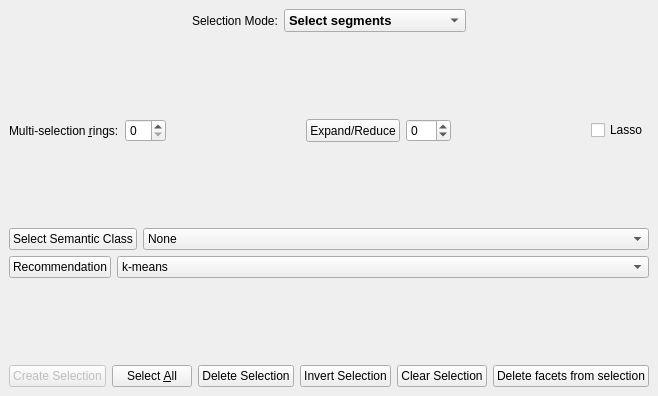
Qt form src/Plugins/PMP/Selection_widget.ui (tudelft3d/3D_Urban_Mesh_Annotator) before a commit.
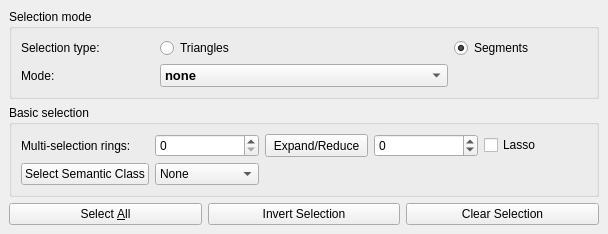
The same form after that commit.

```diff
--- a/src/Plugins/PMP/Selection_widget.ui
+++ b/src/Plugins/PMP/Selection_widget.ui
@@ -7,11 +7,11 @@
     <x>0</x>
     <y>0</y>
     <width>608</width>
-    <height>396</height>
+    <height>250</height>
    </rect>
   </property>
   <property name="sizePolicy">
-   <sizepolicy hsizetype="Expanding" vsizetype="Expanding">
+   <sizepolicy hsizetype="Preferred" vsizetype="Fixed">
     <horstretch>0</horstretch>
     <verstretch>0</verstretch>
    </sizepolicy>
@@ -20,37 +20,68 @@
    <string>Selection</string>
   </property>
   <widget class="QWidget" name="dockWidgetContents">
+   <property name="sizePolicy">
+    <sizepolicy hsizetype="Preferred" vsizetype="Fixed">
+     <horstretch>0</horstretch>
+     <verstretch>0</verstretch>
+    </sizepolicy>
+   </property>
    <layout class="QVBoxLayout" name="verticalLayout_6">
     <item>
      <layout class="QVBoxLayout" name="verticalLayout_3">
+      <property name="sizeConstraint">
+       <enum>QLayout::SetDefaultConstraint</enum>
+      </property>
       <item>
        <layout class="QHBoxLayout" name="horizontalLayout_3">
         <item>
          <layout class="QVBoxLayout" name="verticalLayout_2">
           <item>
-           <layout class="QHBoxLayout" name="horizontalLayout_5">
+           <widget class="QGroupBox" name="selection_mode_horizontalGroupBox">
+            <property name="sizePolicy">
+             <sizepolicy hsizetype="Preferred" vsizetype="Fixed">
+              <horstretch>0</horstretch>
+              <verstretch>0</verstretch>
+             </sizepolicy>
+            </property>
+            <property name="title">
+             <string>Selection mode</string>
+            </property>
+            <layout class="QHBoxLayout" name="horizontalLayout_6">
             <item>
-             <spacer name="horizontalSpacer">
-              <property name="orientation">
-               <enum>Qt::Horizontal</enum>
-              </property>
-              <property name="sizeHint" stdset="0">
-               <size>
-                <width>40</width>
-                <height>20</height>
-               </size>
-              </property>
-             </spacer>
-            </item>
-            <item>
-             <widget class="QLabel" name="selection_mode">
+              <layout class="QGridLayout" name="gridLayout_6">
+               <item row="1" column="0">
+                <widget class="QLabel" name="Smart_label">
+                 <property name="text">
+                  <string>Mode: </string>
+                 </property>
+                </widget>
+               </item>
+               <item row="0" column="0">
+                <widget class="QLabel" name="selection_mode_label">
+                 <property name="text">
+                  <string>Selection type:</string>
+                 </property>
+                </widget>
+               </item>
+               <item row="0" column="1">
+                <widget class="QRadioButton" name="select_facet_radioButton">
               <property name="text">
-               <string>Selection Mode:</string>
-              </property>
-             </widget>
-            </item>
-            <item>
-             <widget class="QComboBox" name="Selection_type_combo_box">
+                  <string>Triangles</string>
+                 </property>
+                 <attribute name="buttonGroup">
+                  <string notr="true">buttonGroup</string>
+                 </attribute>
+                </widget>
+               </item>
+               <item row="1" column="1">
+                <widget class="QComboBox" name="Smart_type_combo_box">
+                 <property name="sizePolicy">
+                  <sizepolicy hsizetype="Preferred" vsizetype="Fixed">
+                   <horstretch>0</horstretch>
+                   <verstretch>0</verstretch>
+                  </sizepolicy>
+                 </property>
               <property name="font">
                <font>
                 <pointsize>10</pointsize>
@@ -64,73 +95,59 @@
               </property>
               <item>
                <property name="text">
-                <string>Select segments</string>
+                   <string>none</string>
                </property>
               </item>
               <item>
                <property name="text">
-                <string>Edit inside one segment</string>
-               </property>
-              </item>
-             </widget>
+                   <string>Extract small parts with a lasso</string>
+                  </property>
+                 </item>
+                 <item>
+                  <property name="text">
+                   <string>Split non-planar segment with a stroke</string>
+                  </property>
             </item>
             <item>
-             <spacer name="horizontalSpacer_2">
-              <property name="orientation">
-               <enum>Qt::Horizontal</enum>
-              </property>
-              <property name="sizeHint" stdset="0">
-               <size>
-                <width>40</width>
-                <height>20</height>
-               </size>
-              </property>
-             </spacer>
+                  <property name="text">
+                   <string>Split planar segment with region growing</string>
+                  </property>
+                 </item>
+                </widget>
+               </item>
+               <item row="0" column="2">
+                <widget class="QRadioButton" name="select_segment_radioButton">
+                 <property name="text">
+                  <string>Segments</string>
+                 </property>
+                 <property name="checked">
+                  <bool>true</bool>
+                 </property>
+                 <attribute name="buttonGroup">
+                  <string notr="true">buttonGroup</string>
+                 </attribute>
+                </widget>
             </item>
            </layout>
           </item>
+            </layout>
+           </widget>
+          </item>
           <item>
-           <spacer name="verticalSpacer">
-            <property name="orientation">
-             <enum>Qt::Vertical</enum>
+           <widget class="QGroupBox" name="basic_selection_groupbox">
+            <property name="sizePolicy">
+             <sizepolicy hsizetype="Preferred" vsizetype="Fixed">
+              <horstretch>0</horstretch>
+              <verstretch>0</verstretch>
+             </sizepolicy>
             </property>
-            <property name="sizeHint" stdset="0">
-             <size>
-              <width>20</width>
-              <height>40</height>
-             </size>
+            <property name="title">
+             <string>Basic selection</string>
             </property>
-           </spacer>
-          </item>
-          <item>
            <layout class="QHBoxLayout" name="horizontalLayout">
             <item>
-             <widget class="QLabel" name="label">
-              <property name="text">
-               <string>Multi-selection &amp;rings:</string>
-              </property>
-              <property name="buddy">
-               <cstring>Brush_size_spin_box</cstring>
-              </property>
-             </widget>
-            </item>
-            <item>
-             <widget class="QSpinBox" name="Brush_size_spin_box"/>
-            </item>
-            <item>
-             <spacer name="horizontalSpacer_6">
-              <property name="orientation">
-               <enum>Qt::Horizontal</enum>
-              </property>
-              <property name="sizeHint" stdset="0">
-               <size>
-                <width>40</width>
-                <height>20</height>
-               </size>
-              </property>
-             </spacer>
-            </item>
-            <item>
+              <layout class="QGridLayout" name="gridLayout_4">
+               <item row="0" column="3">
              <widget class="QPushButton" name="Expand_reduce_button">
               <property name="sizePolicy">
                <sizepolicy hsizetype="Minimum" vsizetype="Minimum">
@@ -143,7 +160,7 @@
               </property>
              </widget>
             </item>
-            <item>
+               <item row="0" column="4">
              <widget class="QSpinBox" name="Expand_reduce_spin_box">
               <property name="sizePolicy">
                <sizepolicy hsizetype="Minimum" vsizetype="Minimum">
@@ -159,54 +176,41 @@
               </property>
              </widget>
             </item>
-            <item>
-             <spacer name="horizontalSpacer_3">
-              <property name="orientation">
-               <enum>Qt::Horizontal</enum>
-              </property>
-              <property name="sizeHint" stdset="0">
-               <size>
-                <width>40</width>
-                <height>20</height>
-               </size>
-              </property>
-             </spacer>
-            </item>
-            <item>
+               <item row="0" column="1">
+                <widget class="QSpinBox" name="Brush_size_spin_box">
+                 <property name="sizePolicy">
+                  <sizepolicy hsizetype="Preferred" vsizetype="Fixed">
+                   <horstretch>0</horstretch>
+                   <verstretch>0</verstretch>
+                  </sizepolicy>
+                 </property>
+                </widget>
+               </item>
+               <item row="0" column="5">
              <widget class="QCheckBox" name="lassoCheckBox">
               <property name="text">
                <string>Lasso</string>
               </property>
              </widget>
             </item>
-           </layout>
-          </item>
-          <item>
-           <spacer name="verticalSpacer_2">
-            <property name="orientation">
-             <enum>Qt::Vertical</enum>
-            </property>
-            <property name="sizeHint" stdset="0">
-             <size>
-              <width>20</width>
-              <height>40</height>
-             </size>
-            </property>
-           </spacer>
-          </item>
-          <item>
-           <layout class="QHBoxLayout" name="horizontalLayout_4">
-            <item>
+               <item row="0" column="0">
+                <widget class="QLabel" name="selection_rings_label">
+                 <property name="text">
+                  <string>Multi-selection rings:</string>
+                 </property>
+                </widget>
+               </item>
+               <item row="1" column="0">
              <widget class="QPushButton" name="SelectClasses">
               <property name="text">
                <string>Select Semantic Class</string>
               </property>
              </widget>
             </item>
-            <item>
-             <widget class="QComboBox" name="comboBox_2">
+               <item row="1" column="1">
+                <widget class="QComboBox" name="select_classes_comboBox">
               <property name="sizePolicy">
-               <sizepolicy hsizetype="Expanding" vsizetype="Fixed">
+                  <sizepolicy hsizetype="Minimum" vsizetype="Fixed">
                 <horstretch>0</horstretch>
                 <verstretch>0</verstretch>
                </sizepolicy>
@@ -220,74 +224,11 @@
             </item>
            </layout>
           </item>
-          <item>
-           <layout class="QHBoxLayout" name="horizontalLayout_6">
-            <item>
-             <widget class="QPushButton" name="Recommendation_button">
-              <property name="text">
-               <string>Recommendation</string>
-              </property>
-             </widget>
-            </item>
-            <item>
-             <widget class="QComboBox" name="comboBox">
-              <property name="sizePolicy">
-               <sizepolicy hsizetype="Expanding" vsizetype="Fixed">
-                <horstretch>0</horstretch>
-                <verstretch>0</verstretch>
-               </sizepolicy>
-              </property>
-              <item>
-               <property name="text">
-                <string>k-means</string>
-               </property>
-              </item>
-              <item>
-               <property name="text">
-                <string>Region Growing（haven't implemented）</string>
-               </property>
-              </item>
-              <item>
-               <property name="text">
-                <string>harmonic field（haven't implemented）</string>
-               </property>
-              </item>
-             </widget>
-            </item>
-           </layout>
-          </item>
-          <item>
-           <spacer name="verticalSpacer_3">
-            <property name="orientation">
-             <enum>Qt::Vertical</enum>
-            </property>
-            <property name="sizeHint" stdset="0">
-             <size>
-              <width>20</width>
-              <height>40</height>
-             </size>
-            </property>
-           </spacer>
+            </layout>
+           </widget>
           </item>
           <item>
            <layout class="QHBoxLayout" name="horizontalLayout_7">
-            <item>
-             <widget class="QPushButton" name="Create_selection_item_button">
-              <property name="enabled">
-               <bool>false</bool>
-              </property>
-              <property name="font">
-               <font>
-                <weight>50</weight>
-                <italic>false</italic>
-                <bold>false</bold>
-               </font>
-              </property>
-              <property name="text">
-               <string>Create Selection</string>
-              </property>
-             </widget>
-            </item>
             <item>
              <widget class="QPushButton" name="Select_all_button">
               <property name="toolTip">
@@ -298,13 +239,6 @@
               </property>
              </widget>
             </item>
-            <item>
-             <widget class="QPushButton" name="Delete_selection_button">
-              <property name="text">
-               <string>Delete Selection</string>
-              </property>
-             </widget>
-            </item>
             <item>
              <widget class="QPushButton" name="Inverse_selection_button">
               <property name="toolTip">
@@ -325,13 +259,6 @@
               </property>
              </widget>
             </item>
-            <item>
-             <widget class="QPushButton" name="Delete_facets_from_selection">
-              <property name="text">
-               <string>Delete facets from selection</string>
-              </property>
-             </widget>
-            </item>
            </layout>
           </item>
          </layout>
```
Left out of the diff: 3 changed lines with no effect on the pictures. Lines whose indentation alone changed are shown as unchanged.
